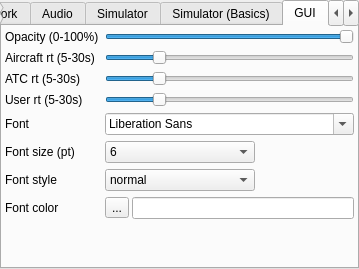
swift-project/pilotclient, file src/blackgui/components/settingscomponent.ui: the form before one commit.
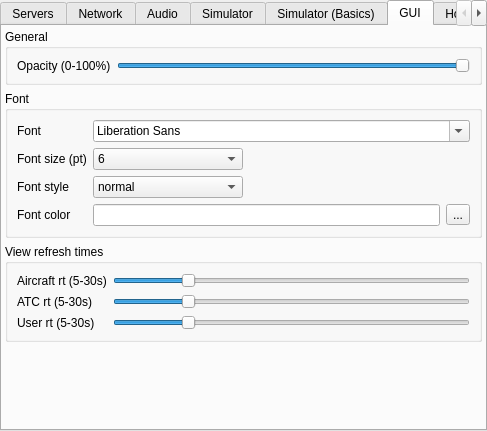
The form after the commit. The open tabs and pages were chosen to show the change. Custom widgets are drawn as their Qt base class.

Commit message: refs #419, finetunig GUI settings

What changed in the file:
```diff
--- a/src/blackgui/components/settingscomponent.ui
+++ b/src/blackgui/components/settingscomponent.ui
@@ -6,8 +6,8 @@
    <rect>
     <x>0</x>
     <y>0</y>
-    <width>359</width>
-    <height>269</height>
+    <width>487</width>
+    <height>431</height>
    </rect>
   </property>
   <property name="sizePolicy">
@@ -204,6 +204,12 @@
       <property name="fieldGrowthPolicy">
        <enum>QFormLayout::AllNonFixedFieldsGrow</enum>
       </property>
+      <item row="0" column="0" colspan="2">
+       <widget class="QGroupBox" name="gb_GuiGeneral">
+        <property name="title">
+         <string>General</string>
+        </property>
+        <layout class="QFormLayout" name="fl_GuiGeneral">
       <item row="0" column="0">
        <widget class="QLabel" name="lbl_SettingsGuiOpacity">
         <property name="text">
@@ -233,145 +239,37 @@
         </property>
        </widget>
       </item>
-      <item row="1" column="0">
-       <widget class="QLabel" name="lbl_SettingsGuiAircraftRefreshTime">
-        <property name="toolTip">
-         <string>Aircraft refresh time (5-30s)</string>
-        </property>
-        <property name="text">
-         <string>Aircraft rt (5-30s)</string>
-        </property>
+        </layout>
        </widget>
       </item>
-      <item row="1" column="1">
-       <widget class="QSlider" name="hs_SettingsGuiAircraftRefreshTime">
-        <property name="sizePolicy">
-         <sizepolicy hsizetype="Preferred" vsizetype="Fixed">
-          <horstretch>0</horstretch>
-          <verstretch>0</verstretch>
-         </sizepolicy>
+      <item row="1" column="0" colspan="2">
+       <widget class="QGroupBox" name="gb_Font">
+        <property name="title">
+         <string>Font</string>
         </property>
-        <property name="minimum">
-         <number>5</number>
-        </property>
-        <property name="maximum">
-         <number>30</number>
-        </property>
-        <property name="singleStep">
-         <number>5</number>
-        </property>
-        <property name="pageStep">
-         <number>5</number>
-        </property>
-        <property name="value">
-         <number>10</number>
-        </property>
-        <property name="orientation">
-         <enum>Qt::Horizontal</enum>
-        </property>
-        <property name="tickPosition">
-         <enum>QSlider::NoTicks</enum>
-        </property>
-       </widget>
-      </item>
-      <item row="2" column="0">
-       <widget class="QLabel" name="lbl_SettingsGuiAtcRefreshTime">
-        <property name="toolTip">
-         <string>ATC refresh time (5-30s)</string>
-        </property>
-        <property name="text">
-         <string>ATC rt (5-30s)</string>
-        </property>
-       </widget>
-      </item>
-      <item row="2" column="1">
-       <widget class="QSlider" name="hs_SettingsGuiAtcRefreshTime">
-        <property name="sizePolicy">
-         <sizepolicy hsizetype="Preferred" vsizetype="Fixed">
-          <horstretch>0</horstretch>
-          <verstretch>0</verstretch>
-         </sizepolicy>
-        </property>
-        <property name="minimum">
-         <number>5</number>
-        </property>
-        <property name="maximum">
-         <number>30</number>
-        </property>
-        <property name="singleStep">
-         <number>5</number>
-        </property>
-        <property name="pageStep">
-         <number>5</number>
-        </property>
-        <property name="value">
-         <number>10</number>
-        </property>
-        <property name="orientation">
-         <enum>Qt::Horizontal</enum>
-        </property>
-       </widget>
-      </item>
-      <item row="3" column="0">
-       <widget class="QLabel" name="lbl_SettingsGuiUserRefreshTime">
-        <property name="toolTip">
-         <string>User refresh time (5-30s)</string>
-        </property>
-        <property name="text">
-         <string>User rt (5-30s)</string>
-        </property>
-       </widget>
-      </item>
-      <item row="3" column="1">
-       <widget class="QSlider" name="hs_SettingsGuiUserRefreshTime">
-        <property name="sizePolicy">
-         <sizepolicy hsizetype="Preferred" vsizetype="Fixed">
-          <horstretch>0</horstretch>
-          <verstretch>0</verstretch>
-         </sizepolicy>
-        </property>
-        <property name="minimum">
-         <number>5</number>
-        </property>
-        <property name="maximum">
-         <number>30</number>
-        </property>
-        <property name="singleStep">
-         <number>5</number>
-        </property>
-        <property name="pageStep">
-         <number>5</number>
-        </property>
-        <property name="value">
-         <number>10</number>
-        </property>
-        <property name="orientation">
-         <enum>Qt::Horizontal</enum>
-        </property>
-       </widget>
-      </item>
-      <item row="4" column="0">
+        <layout class="QFormLayout" name="fl_GuiFont">
+         <item row="0" column="0">
        <widget class="QLabel" name="lbl_SettingsGuiFont">
         <property name="text">
          <string>Font</string>
         </property>
        </widget>
       </item>
-      <item row="4" column="1">
+         <item row="0" column="1">
        <widget class="QFontComboBox" name="cb_SettingsGuiFont">
         <property name="sizeAdjustPolicy">
          <enum>QComboBox::AdjustToMinimumContentsLength</enum>
         </property>
        </widget>
       </item>
-      <item row="5" column="0">
+         <item row="1" column="0">
        <widget class="QLabel" name="lbl_SettingsGuiFontSize">
         <property name="text">
          <string>Font size (pt)</string>
         </property>
        </widget>
       </item>
-      <item row="5" column="1">
+         <item row="1" column="1">
        <widget class="QComboBox" name="cb_SettingsGuiFontSize">
         <property name="maximumSize">
          <size>
@@ -426,14 +324,14 @@
         </item>
        </widget>
       </item>
-      <item row="6" column="0">
+         <item row="2" column="0">
        <widget class="QLabel" name="lbl_SettingsGuiFontStyle">
         <property name="text">
          <string>Font style</string>
         </property>
        </widget>
       </item>
-      <item row="6" column="1">
+         <item row="2" column="1">
        <widget class="QComboBox" name="cb_SettingsGuiFontStyle">
         <property name="maximumSize">
          <size>
@@ -463,19 +361,16 @@
         </item>
        </widget>
       </item>
-      <item row="7" column="0">
+         <item row="3" column="0">
        <widget class="QLabel" name="lbl_SettingsGuiFontColor">
         <property name="text">
          <string>Font color</string>
         </property>
        </widget>
       </item>
-      <item row="7" column="1">
-       <widget class="QWidget" name="qw_SettingsGuiFont" native="true">
-        <layout class="QHBoxLayout" name="hl_SettingsGuiFontColor">
-         <property name="spacing">
-          <number>3</number>
-         </property>
+         <item row="3" column="1">
+          <widget class="QWidget" name="wi_FontColor" native="true">
+           <layout class="QHBoxLayout" name="hl_FontColor">
          <property name="leftMargin">
           <number>0</number>
          </property>
@@ -488,13 +383,6 @@
          <property name="bottomMargin">
           <number>0</number>
          </property>
-         <item>
-          <widget class="QToolButton" name="tb_SettingsGuiFontColor">
-           <property name="text">
-            <string>...</string>
-           </property>
-          </widget>
-         </item>
          <item>
           <widget class="QLineEdit" name="le_SettingsGuiFontColor">
            <property name="maxLength">
@@ -505,6 +393,169 @@
            </property>
           </widget>
          </item>
+            <item>
+             <widget class="QToolButton" name="tb_SettingsGuiFontColor">
+              <property name="text">
+               <string>...</string>
+              </property>
+             </widget>
+            </item>
+           </layout>
+          </widget>
+         </item>
+        </layout>
+       </widget>
+      </item>
+      <item row="2" column="0" colspan="2">
+       <widget class="QGroupBox" name="gb_ViewRefreshTimes">
+        <property name="title">
+         <string>View refresh times</string>
+        </property>
+        <layout class="QFormLayout" name="fl_ViewRefreshTimes">
+         <item row="0" column="0">
+          <widget class="QLabel" name="lbl_SettingsGuiAircraftRefreshTime">
+           <property name="toolTip">
+            <string>Aircraft refresh time (5-30s)</string>
+           </property>
+           <property name="text">
+            <string>Aircraft rt (5-30s)</string>
+           </property>
+          </widget>
+         </item>
+         <item row="0" column="1">
+          <widget class="QSlider" name="hs_SettingsGuiAircraftRefreshTime">
+           <property name="sizePolicy">
+            <sizepolicy hsizetype="Preferred" vsizetype="Fixed">
+             <horstretch>0</horstretch>
+             <verstretch>0</verstretch>
+            </sizepolicy>
+           </property>
+           <property name="minimum">
+            <number>5</number>
+           </property>
+           <property name="maximum">
+            <number>30</number>
+           </property>
+           <property name="singleStep">
+            <number>5</number>
+           </property>
+           <property name="pageStep">
+            <number>5</number>
+           </property>
+           <property name="value">
+            <number>10</number>
+           </property>
+           <property name="orientation">
+            <enum>Qt::Horizontal</enum>
+           </property>
+           <property name="tickPosition">
+            <enum>QSlider::NoTicks</enum>
+           </property>
+          </widget>
+         </item>
+         <item row="1" column="0">
+          <widget class="QLabel" name="lbl_SettingsGuiAtcRefreshTime">
+           <property name="toolTip">
+            <string>ATC refresh time (5-30s)</string>
+           </property>
+           <property name="text">
+            <string>ATC rt (5-30s)</string>
+           </property>
+          </widget>
+         </item>
+         <item row="1" column="1">
+          <widget class="QSlider" name="hs_SettingsGuiAtcRefreshTime">
+           <property name="sizePolicy">
+            <sizepolicy hsizetype="Preferred" vsizetype="Fixed">
+             <horstretch>0</horstretch>
+             <verstretch>0</verstretch>
+            </sizepolicy>
+           </property>
+           <property name="minimum">
+            <number>5</number>
+           </property>
+           <property name="maximum">
+            <number>30</number>
+           </property>
+           <property name="singleStep">
+            <number>5</number>
+           </property>
+           <property name="pageStep">
+            <number>5</number>
+           </property>
+           <property name="value">
+            <number>10</number>
+           </property>
+           <property name="orientation">
+            <enum>Qt::Horizontal</enum>
+           </property>
+          </widget>
+         </item>
+         <item row="2" column="0">
+          <widget class="QLabel" name="lbl_SettingsGuiUserRefreshTime">
+           <property name="toolTip">
+            <string>User refresh time (5-30s)</string>
+           </property>
+           <property name="text">
+            <string>User rt (5-30s)</string>
+           </property>
+          </widget>
+         </item>
+         <item row="2" column="1">
+          <widget class="QSlider" name="hs_SettingsGuiUserRefreshTime">
+           <property name="sizePolicy">
+            <sizepolicy hsizetype="Preferred" vsizetype="Fixed">
+             <horstretch>0</horstretch>
+             <verstretch>0</verstretch>
+            </sizepolicy>
+           </property>
+           <property name="minimum">
+            <number>5</number>
+           </property>
+           <property name="maximum">
+            <number>30</number>
+           </property>
+           <property name="singleStep">
+            <number>5</number>
+           </property>
+           <property name="pageStep">
+            <number>5</number>
+           </property>
+           <property name="value">
+            <number>10</number>
+           </property>
+           <property name="orientation">
+            <enum>Qt::Horizontal</enum>
+           </property>
+          </widget>
+         </item>
+        </layout>
+        <zorder>lbl_SettingsGuiUserRefreshTime</zorder>
+        <zorder>lbl_SettingsGuiAtcRefreshTime</zorder>
+        <zorder>lbl_SettingsGuiAircraftRefreshTime</zorder>
+        <zorder>hs_SettingsGuiUserRefreshTime</zorder>
+        <zorder>hs_SettingsGuiAtcRefreshTime</zorder>
+        <zorder>hs_SettingsGuiAircraftRefreshTime</zorder>
+       </widget>
+      </item>
+      <item row="5" column="1">
+       <widget class="QWidget" name="qw_SettingsGuiFont" native="true">
+        <layout class="QHBoxLayout" name="hl_SettingsGuiFontColor">
+         <property name="spacing">
+          <number>3</number>
+         </property>
+         <property name="leftMargin">
+          <number>0</number>
+         </property>
+         <property name="topMargin">
+          <number>0</number>
+         </property>
+         <property name="rightMargin">
+          <number>0</number>
+         </property>
+         <property name="bottomMargin">
+          <number>0</number>
+         </property>
         </layout>
        </widget>
       </item>
```
Lines whose indentation alone changed are shown as unchanged.
